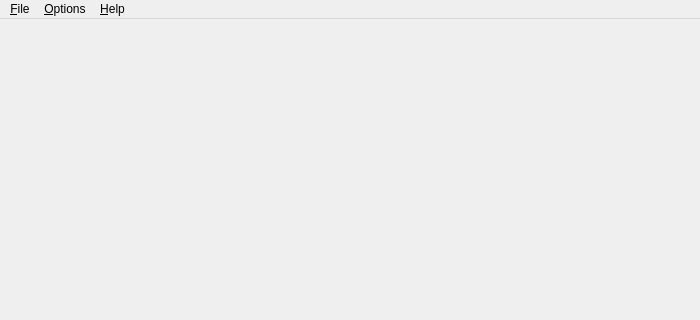
Above: src/mainwindow.ui from jgen/ServoControl before the change; both pictures show x 0 to 700 and y 0 to 320 of the 700 by 465 pixel window. Below: the same form after it.
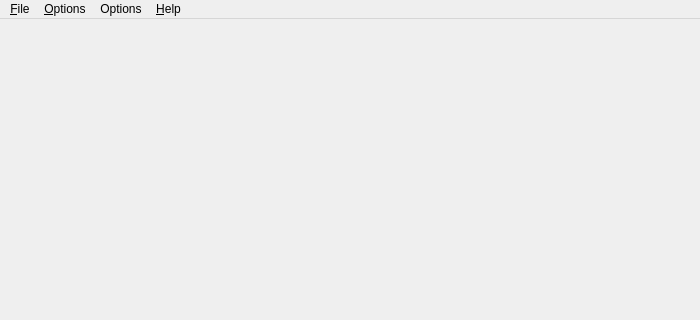
That is the form after the change. Icons and pictures are not drawn.

```diff
--- a/src/mainwindow.ui
+++ b/src/mainwindow.ui
@@ -49,8 +49,15 @@
     <addaction name="actionAbout"/>
     <addaction name="actionAbout_Qt"/>
    </widget>
+   <widget class="QMenu" name="menuOptions_2">
+    <property name="title">
+     <string>Options</string>
+    </property>
+    <addaction name="actionSet_Global_Values"/>
+   </widget>
    <addaction name="menuFile"/>
    <addaction name="menuOptions"/>
+   <addaction name="menuOptions_2"/>
    <addaction name="menuHelp"/>
   </widget>
   <widget class="QStatusBar" name="statusbar"/>
```
Left out of the diff: 5 changed lines with no effect on the pictures.
